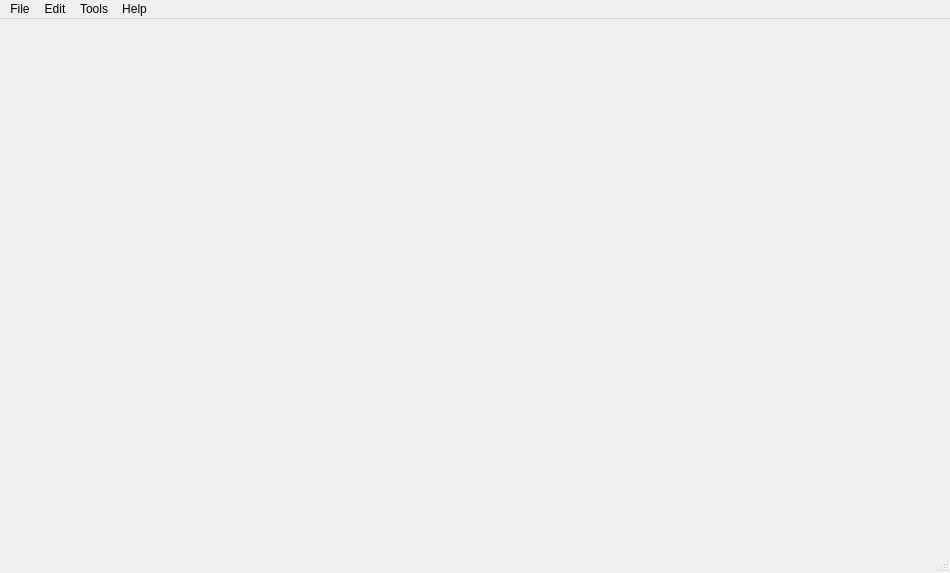
Qt form mainwindow.ui (maudsley/colourtool) before a commit.
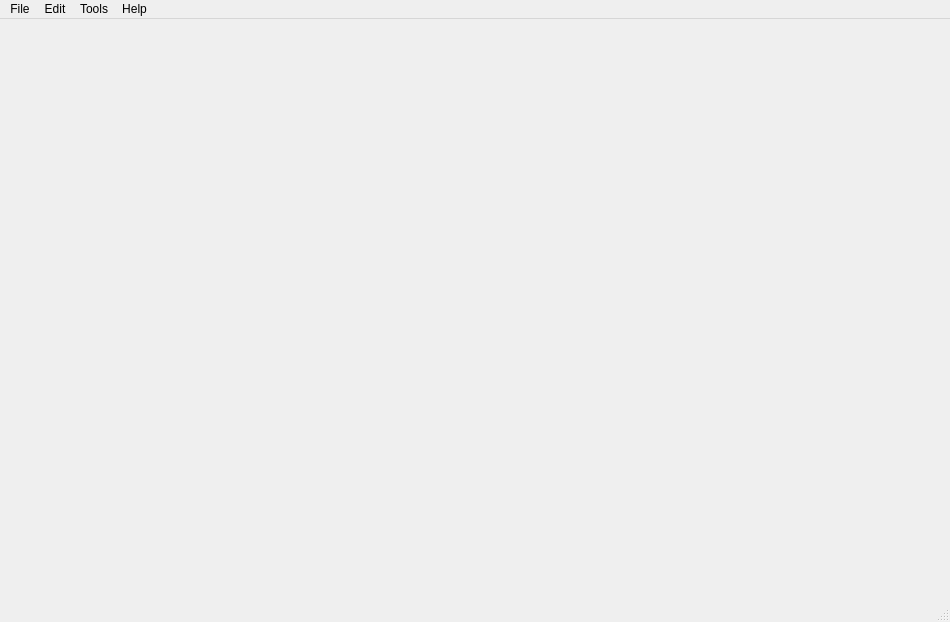
The same form after that commit.

Patch:
```diff
--- a/mainwindow.ui
+++ b/mainwindow.ui
@@ -7,7 +7,7 @@
     <x>0</x>
     <y>0</y>
     <width>950</width>
-    <height>573</height>
+    <height>622</height>
    </rect>
   </property>
   <property name="windowTitle">
@@ -15,6 +15,21 @@
   </property>
   <widget class="QWidget" name="centralwidget">
    <layout class="QVBoxLayout" name="verticalLayout">
+    <property name="spacing">
+     <number>0</number>
+    </property>
+    <property name="leftMargin">
+     <number>0</number>
+    </property>
+    <property name="topMargin">
+     <number>0</number>
+    </property>
+    <property name="rightMargin">
+     <number>0</number>
+    </property>
+    <property name="bottomMargin">
+     <number>0</number>
+    </property>
     <item>
      <widget class="QWidget" name="widget" native="true">
       <property name="sizePolicy">
```
Left out of the diff: 12 changed lines with no effect on the pictures.
